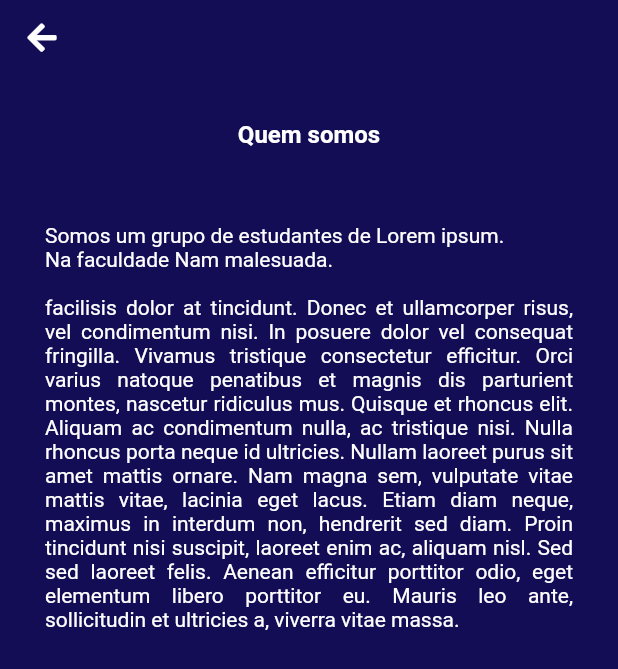
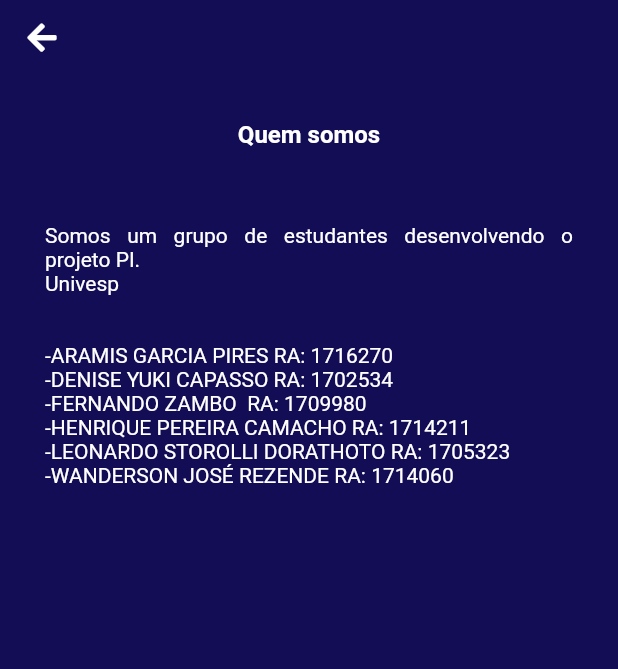
Before and after one commit to dorathoto/PI.PEC008-0001, a Flutter app: the screen it shows after launch, after a tap on "Quem somos", on a phone screen of 412 x 824 dp. Shown: the top 669 px of the screen. Run offline on Flutter 3.47's test engine with Material 2 defaults, Android fonts, the phone set to English and light mode, and no system bars; our stand-ins replace fluttertoast, font_awesome_flutter, geolocator, google_fonts, mobx; generated files the repository leaves out were written again; Roboto replaces fonts that are missing (Ubuntu).

Commit message:
feat quem somos, cores flutter

```diff
--- a/APP-Mobile/lib/main.dart
+++ b/APP-Mobile/lib/main.dart
@@ -14,8 +14,8 @@ class MyApp extends StatelessWidget {
         title: 'COI POC',
         debugShowCheckedModeBanner: false,
         theme: ThemeData(
-          primarySwatch: Colors.blue,
-        ),
+            primarySwatch: Colors.amber,
+            backgroundColor: Colors.amber.shade900),
         home: IntroPage(),
         onGenerateRoute: PocRouter.generateRoute,
       );
--- a/APP-Mobile/lib/presentation/pages/dashboard_page.dart
+++ b/APP-Mobile/lib/presentation/pages/dashboard_page.dart
@@ -34,7 +34,7 @@ class _DashboardPageState extends State<DashboardPage> {
   @override
   Widget build(BuildContext context) => Scaffold(
       resizeToAvoidBottomInset: true,
-      backgroundColor: const Color(0xff130d55),
+      backgroundColor: Colors.amber.shade900,
       floatingActionButton: FloatingActionButton(
         onPressed: () async {
           var result = await _controller.sendLatLng();
--- a/APP-Mobile/lib/presentation/pages/institutional_page.dart
+++ b/APP-Mobile/lib/presentation/pages/institutional_page.dart
@@ -2,7 +2,6 @@ import 'package:flutter/material.dart';
 import 'package:font_awesome_flutter/font_awesome_flutter.dart';
 import 'package:google_fonts/google_fonts.dart';
 import 'package:fluttertoast/fluttertoast.dart';
-
 import '../controller/dashboard_controller.dart';
 
 class InstitutionalPage extends StatefulWidget {
@@ -45,7 +44,7 @@ class _InstitutionalPageState extends State<InstitutionalPage> {
                       fontWeight: FontWeight.bold)),
               const SizedBox(height: 50),
               Text(
-                  'Somos um grupo de estudantes de Lorem ipsum.\nNa faculdade Nam malesuada.\n\nfacilisis dolor at tincidunt. Donec et ullamcorper risus, vel condimentum nisi. In posuere dolor vel consequat fringilla. Vivamus tristique consectetur efficitur. Orci varius natoque penatibus et magnis dis parturient montes, nascetur ridiculus mus. Quisque et rhoncus elit. Aliquam ac condimentum nulla, ac tristique nisi. Nulla rhoncus porta neque id ultricies. Nullam laoreet purus sit amet mattis ornare. Nam magna sem, vulputate vitae mattis vitae, lacinia eget lacus. Etiam diam neque, maximus in interdum non, hendrerit sed diam. Proin tincidunt nisi suscipit, laoreet enim ac, aliquam nisl. Sed sed laoreet felis. Aenean efficitur porttitor odio, eget elementum libero porttitor eu. Mauris leo ante, sollicitudin et ultricies a, viverra vitae massa.',
+                  'Somos um grupo de estudantes desenvolvendo o projeto PI.\nUnivesp\n\n\n-ARAMIS GARCIA PIRES RA: 1716270\n-DENISE YUKI CAPASSO	RA: 1702534\n-FERNANDO ZAMBO  RA: 1709980\n-HENRIQUE PEREIRA CAMACHO	RA: 1714211\n-LEONARDO STOROLLI DORATHOTO	RA: 1705323\n-WANDERSON JOSÉ REZENDE RA: 1714060',
                   textAlign: TextAlign.justify,
                   style: GoogleFonts.ubuntu(fontSize: 14, color: Colors.white)),
             ],
--- a/APP-Mobile/lib/presentation/pages/intro_page.dart
+++ b/APP-Mobile/lib/presentation/pages/intro_page.dart
@@ -33,7 +33,7 @@ class _IntroPageState extends State<IntroPage> with TickerProviderStateMixin {
 
   @override
   Widget build(BuildContext context) => Scaffold(
-        backgroundColor: const Color(0xff130d55),
+        backgroundColor: Colors.amber.shade900,
         body: Column(
           crossAxisAlignment: CrossAxisAlignment.start,
           children: [
--- a/APP-Mobile/pubspec.yaml
+++ b/APP-Mobile/pubspec.yaml
@@ -28,6 +28,8 @@ dependencies:
   flutter_mobx: ^2.0.0
   mobx_codegen: ^2.0.1+3
   build_runner: ^2.0.6
+  url_launcher: ^6.0.10
+  flutter_linkify: ^5.0.2
 
   http: ^0.13.3
 
```
Also changed, not shown: APP-Mobile/pubspec.lock, 1 other file.
